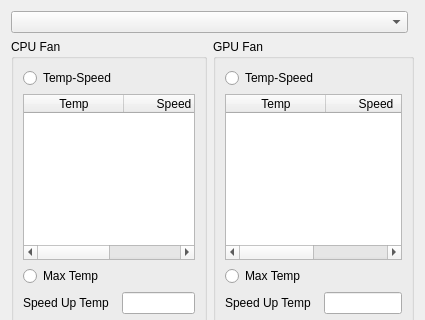
Above: config.ui from elight2/ClevoFanControl before the change; both pictures show x 0 to 425 and y 0 to 320 of the 425 by 600 pixel window. Below: the same form after it.
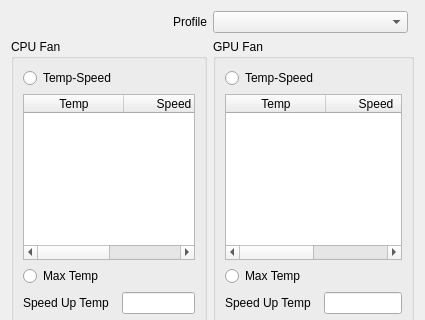
That is the form after the change. Icons and pictures are not drawn.

```diff
--- a/config.ui
+++ b/config.ui
@@ -374,9 +374,19 @@
        </layout>
       </widget>
      </item>
-     <item row="0" column="0" colspan="2">
+     <item row="0" column="1">
       <widget class="QComboBox" name="comboBox"/>
      </item>
+     <item row="0" column="0">
+      <widget class="QLabel" name="label">
+       <property name="text">
+        <string>Profile</string>
+       </property>
+       <property name="alignment">
+        <set>Qt::AlignmentFlag::AlignRight|Qt::AlignmentFlag::AlignTrailing|Qt::AlignmentFlag::AlignVCenter</set>
+       </property>
+      </widget>
+     </item>
     </layout>
    </item>
   </layout>
```
